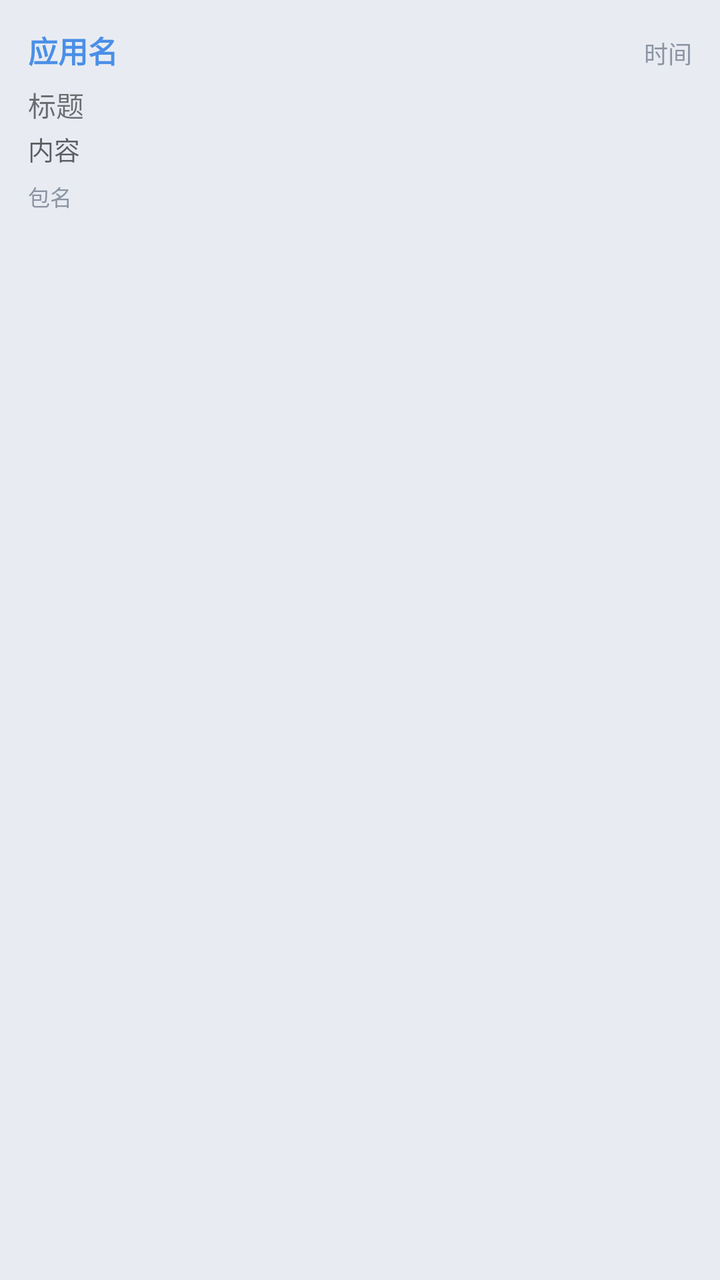
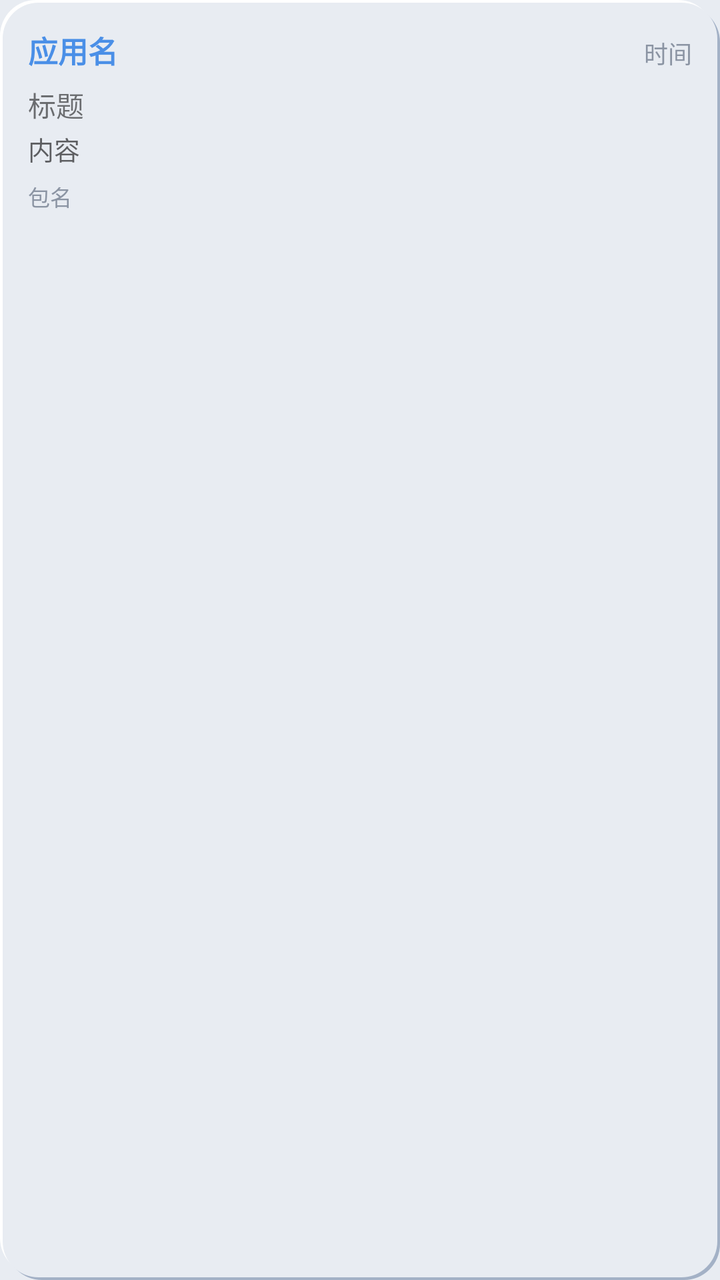

The first picture is an Android layout as it rendered before a commit; the second is the same layout after the commit. The layout source and the unified diff follow.
<!-- AndroidManifest.xml: application theme Theme.EchoLink -->
<!-- res/layout/item_notification.xml -->
<?xml version="1.0" encoding="utf-8"?>
<com.google.android.material.card.MaterialCardView
    xmlns:android="http://schemas.android.com/apk/res/android"
    xmlns:app="http://schemas.android.com/apk/res-auto"
    android:layout_width="match_parent"
    android:layout_height="wrap_content"
    android:layout_marginHorizontal="12dp"
    android:layout_marginVertical="4dp"
    app:cardCornerRadius="18dp"
    app:cardElevation="0dp"
    app:cardBackgroundColor="@android:color/transparent"
    android:background="@drawable/bg_neumorph">

    <LinearLayout
        android:layout_width="match_parent"
        android:layout_height="wrap_content"
        android:orientation="vertical"
        android:padding="14dp">

        <LinearLayout
            android:layout_width="match_parent"
            android:layout_height="wrap_content"
            android:orientation="horizontal">

            <TextView
                android:id="@+id/tvAppName"
                android:layout_width="0dp"
                android:layout_height="wrap_content"
                android:layout_weight="1"
                android:text="应用名"
                android:textStyle="bold"
                android:textSize="15sp"
                android:textColor="?attr/colorPrimary" />

            <TextView
                android:id="@+id/tvTime"
                android:layout_width="wrap_content"
                android:layout_height="wrap_content"
                android:text="时间"
                android:textSize="12sp"
                android:textColor="@color/on_surface_variant" />
        </LinearLayout>

        <TextView
            android:id="@+id/tvTitle"
            android:layout_width="match_parent"
            android:layout_height="wrap_content"
            android:text="标题"
            android:textSize="14sp"
            android:layout_marginTop="6dp" />

        <TextView
            android:id="@+id/tvText"
            android:layout_width="match_parent"
            android:layout_height="wrap_content"
            android:text="内容"
            android:textSize="13sp"
            android:textColor="?android:attr/textColorSecondary"
            android:layout_marginTop="2dp"
            android:maxLines="4"
            android:ellipsize="end" />

        <LinearLayout
            android:layout_width="match_parent"
            android:layout_height="wrap_content"
            android:orientation="horizontal"
            android:layout_marginTop="6dp">

            <TextView
                android:id="@+id/tvPackage"
                android:layout_width="0dp"
                android:layout_height="wrap_content"
                android:layout_weight="1"
                android:text="包名"
                android:textSize="11sp"
                android:textColor="@color/on_surface_variant" />

            <TextView
                android:id="@+id/tvDevice"
                android:layout_width="wrap_content"
                android:layout_height="wrap_content"
                android:text=""
                android:textSize="11sp"
                android:textColor="@color/on_surface_variant" />
        </LinearLayout>
    </LinearLayout>
</com.google.android.material.card.MaterialCardView>
<!-- resources referenced by this layout -->
<resources>
  <color name="on_surface_variant">#8B94A3</color>
  <!-- drawable bg_neumorph (drawable) -->
  <?xml version="1.0" encoding="utf-8"?>
  <layer-list xmlns:android="http://schemas.android.com/apk/res/android">
      
      <item android:left="3dp" android:top="3dp">
          <shape android:shape="rectangle">
              <solid android:color="@color/neu_shadow_dark" />
              <corners android:radius="18dp" />
          </shape>
      </item>
      
      <item android:right="3dp" android:bottom="3dp">
          <shape android:shape="rectangle">
              <solid android:color="@color/neu_shadow_light" />
              <corners android:radius="18dp" />
          </shape>
      </item>
      
      <item android:left="1.5dp" android:top="1.5dp" android:right="1.5dp" android:bottom="1.5dp">
          <shape android:shape="rectangle">
              <solid android:color="@color/neu_base" />
              <corners android:radius="18dp" />
          </shape>
      </item>
  </layer-list>
  <style name="Theme.EchoLink" parent="Theme.MaterialComponents.DayNight.NoActionBar">
          <item name="colorPrimary">@color/brand_primary</item>
          <item name="colorPrimaryVariant">@color/brand_primary_dark</item>
          <item name="colorOnPrimary">@color/on_primary</item>
          <item name="colorSecondary">@color/secondary</item>
          <item name="colorOnSecondary">@color/on_secondary</item>
          <item name="colorSurface">@color/surface</item>
          <item name="colorOnSurface">@color/on_surface</item>
          <item name="colorError">@color/error</item>
          <item name="android:colorBackground">@color/background</item>
          <item name="colorOnBackground">@color/on_surface</item>
          <item name="colorControlNormal">@color/on_surface_variant</item>
          <item name="colorControlActivated">@color/brand_primary</item>
          <item name="android:windowBackground">@color/background</item>
          
          <item name="android:statusBarColor">@android:color/transparent</item>
          <item name="android:navigationBarColor">@android:color/transparent</item>
          <item name="android:windowLightStatusBar">true</item>
          <item name="android:windowLightNavigationBar">true</item>
          
          <item name="alertDialogTheme">@style/Theme.EchoLink.Dialog</item>
          <item name="dialogTheme">@style/Theme.EchoLink.Dialog</item>
          <item name="materialAlertDialogTheme">@style/Theme.EchoLink.Dialog</item>
      </style>
  <color name="neu_shadow_dark">#A3B1C6</color>
  <color name="neu_shadow_light">#FFFFFF</color>
  <color name="neu_base">#E8ECF2</color>
  <color name="brand_primary">#4a8fe7</color>
  <color name="brand_primary_dark">#3a7fd7</color>
  <color name="on_primary">#FFFFFF</color>
  <color name="secondary">#4a8fe7</color>
  <color name="on_secondary">#FFFFFF</color>
  <color name="surface">@color/neu_base</color>
  <color name="on_surface">#3A4150</color>
  <color name="error">#E8645F</color>
  <color name="background">@color/neu_base</color>
  <style name="Theme.EchoLink.Dialog" parent="ThemeOverlay.MaterialComponents.Dialog.Alert">
          <item name="colorSurface">@color/chat_bg</item>
          <item name="colorSurfaceVariant">@color/chat_bg</item>
          <item name="colorOnSurface">@color/on_surface</item>
          <item name="android:windowBackground">@color/chat_bg</item>
          <item name="android:background">@color/chat_bg</item>
          <item name="android:colorBackground">@color/chat_bg</item>
          <item name="colorPrimary">@color/brand_primary</item>
          <item name="colorOnPrimary">@color/on_primary</item>
          <item name="android:textColorPrimary">@color/on_surface</item>
          <item name="android:textColor">@color/on_surface</item>
          <item name="android:windowIsFloating">true</item>
      </style>
  <color name="chat_bg">@color/neu_base</color>
</resources>

<!-- the commit's change to res/layout/item_notification.xml (unified diff, before → after) -->
@@ -1,87 +1,77 @@
 <?xml version="1.0" encoding="utf-8"?>
-<com.google.android.material.card.MaterialCardView
-    xmlns:android="http://schemas.android.com/apk/res/android"
-    xmlns:app="http://schemas.android.com/apk/res-auto"
+<LinearLayout xmlns:android="http://schemas.android.com/apk/res/android"
     android:layout_width="match_parent"
     android:layout_height="wrap_content"
     android:layout_marginHorizontal="12dp"
     android:layout_marginVertical="4dp"
-    app:cardCornerRadius="18dp"
-    app:cardElevation="0dp"
-    app:cardBackgroundColor="@android:color/transparent"
-    android:background="@drawable/bg_neumorph">
+    android:background="@drawable/bg_neumorph"
+    android:orientation="vertical"
+    android:padding="14dp">
 
     <LinearLayout
         android:layout_width="match_parent"
         android:layout_height="wrap_content"
-        android:orientation="vertical"
-        android:padding="14dp">
-
-        <LinearLayout
-            android:layout_width="match_parent"
-            android:layout_height="wrap_content"
-            android:orientation="horizontal">
-
-            <TextView
-                android:id="@+id/tvAppName"
-                android:layout_width="0dp"
-                android:layout_height="wrap_content"
-                android:layout_weight="1"
-                android:text="应用名"
-                android:textStyle="bold"
-                android:textSize="15sp"
-                android:textColor="?attr/colorPrimary" />
-
-            <TextView
-                android:id="@+id/tvTime"
-                android:layout_width="wrap_content"
-                android:layout_height="wrap_content"
-                android:text="时间"
-                android:textSize="12sp"
-                android:textColor="@color/on_surface_variant" />
-        </LinearLayout>
+        android:orientation="horizontal">
 
         <TextView
-            android:id="@+id/tvTitle"
-            android:layout_width="match_parent"
+            android:id="@+id/tvAppName"
+            android:layout_width="0dp"
             android:layout_height="wrap_content"
-            android:text="标题"
-            android:textSize="14sp"
-            android:layout_marginTop="6dp" />
+            android:layout_weight="1"
+            android:text="应用名"
+            android:textStyle="bold"
+            android:textSize="15sp"
+            android:textColor="?attr/colorPrimary" />
 
         <TextView
-            android:id="@+id/tvText"
-            android:layout_width="match_parent"
+            android:id="@+id/tvTime"
+            android:layout_width="wrap_content"
             android:layout_height="wrap_content"
-            android:text="内容"
-            android:textSize="13sp"
-            android:textColor="?android:attr/textColorSecondary"
-            android:layout_marginTop="2dp"
-            android:maxLines="4"
-            android:ellipsize="end" />
+            android:text="时间"
+            android:textSize="12sp"
+            android:textColor="@color/on_surface_variant" />
+    </LinearLayout>
 
-        <LinearLayout
-            android:layout_width="match_parent"
+    <TextView
+        android:id="@+id/tvTitle"
+        android:layout_width="match_parent"
+        android:layout_height="wrap_content"
+        android:text="标题"
+        android:textSize="14sp"
+        android:layout_marginTop="6dp" />
+
+    <TextView
+        android:id="@+id/tvText"
+        android:layout_width="match_parent"
+        android:layout_height="wrap_content"
+        android:text="内容"
+        android:textSize="13sp"
+        android:textColor="?android:attr/textColorSecondary"
+        android:layout_marginTop="2dp"
+        android:maxLines="4"
+        android:ellipsize="end" />
+
+    <LinearLayout
+        android:layout_width="match_parent"
+        android:layout_height="wrap_content"
+        android:orientation="horizontal"
+        android:layout_marginTop="6dp">
+
+        <TextView
+            android:id="@+id/tvPackage"
+            android:layout_width="0dp"
             android:layout_height="wrap_content"
-            android:orientation="horizontal"
-            android:layout_marginTop="6dp">
+            android:layout_weight="1"
+            android:text="包名"
+            android:textSize="11sp"
+            android:textColor="@color/on_surface_variant" />
 
-            <TextView
-                android:id="@+id/tvPackage"
-                android:layout_width="0dp"
-                android:layout_height="wrap_content"
-                android:layout_weight="1"
-                android:text="包名"
-                android:textSize="11sp"
-                android:textColor="@color/on_surface_variant" />
-
-            <TextView
-                android:id="@+id/tvDevice"
-                android:layout_width="wrap_content"
-                android:layout_height="wrap_content"
-                android:text=""
-                android:textSize="11sp"
-                android:textColor="@color/on_surface_variant" />
-        </LinearLayout>
+        <TextView
+            android:id="@+id/tvDevice"
+            android:layout_width="wrap_content"
+            android:layout_height="wrap_content"
+            android:text=""
+            android:textSize="11sp"
+            android:textColor="@color/on_surface_variant" />
     </LinearLayout>
-</com.google.android.material.card.MaterialCardView>
+</LinearLayout>
